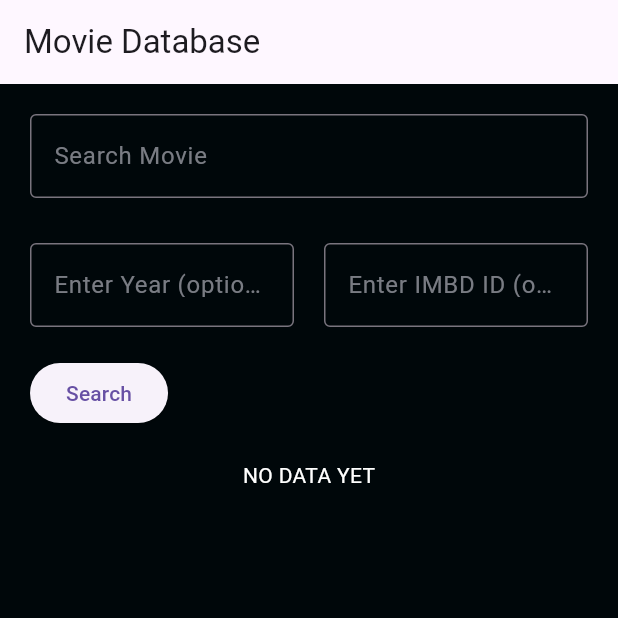
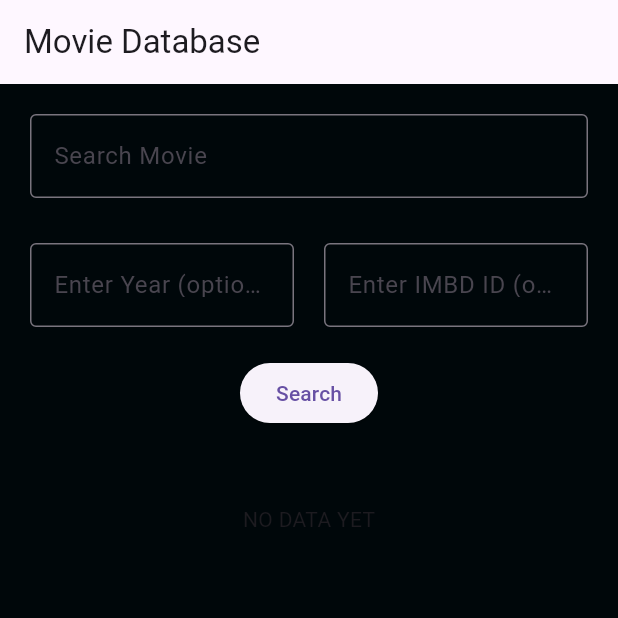
Before and after one commit to raghav1674/flutter-learning-apps, a Flutter app: the screen it shows after launch, on a phone screen of 412 x 824 dp, the top half of it. Run offline on Flutter 3.47's test engine with Material 3 defaults, Android fonts, the phone set to English and light mode, and no system bars.

Commit message:
added new changes

```diff
--- a/sample_app/lib/main.dart
+++ b/sample_app/lib/main.dart
@@ -26,17 +26,17 @@ Future<Movie> fetchMovieDatatest(
     final movieInfo = (jsonDecode(response.body) as Map<String, dynamic>);
 
     return Movie.fromJson(movieInfo);
-  } on Exception catch (e) {
-    print('Exception details:\n $e');
+  } on Exception {
     throw const FormatException('Expected at least 1 section');
   }
 }
 
 // fetch movies
 Future<Movie> fetchMovieData(
-    String movieName, String? year, String? imdbID) async {
-  final queryType = imdbID != null ? '&i=$imdbID' : '&t=$movieName';
-  final yearQuery = year != null ? '&y=$year' : '';
+    String movieName, String year, String imdbID) async {
+  final queryType = imdbID.isNotEmpty ? '&i=$imdbID' : '&t=$movieName';
+  final yearQuery = year.isNotEmpty ? '&y=$year' : '';
+
   try {
     final response = await http.get(
       Uri.parse('https://omdbapi.com/?$queryType$yearQuery&apikey=e56c123e'),
@@ -50,7 +50,6 @@ Future<Movie> fetchMovieData(
 
     return Movie.fromJson(movieInfo);
   } on Exception catch (e) {
-    print('Exception details:\n $e');
     throw FormatException(e.toString());
   }
 }
@@ -62,28 +61,12 @@ class MyApp extends StatelessWidget {
   Widget build(BuildContext context) {
     return MaterialApp(
         title: 'Movie App',
-        theme: ThemeData(
-            inputDecorationTheme: const InputDecorationTheme(
-              border: OutlineInputBorder(
-                borderSide:
-                    BorderSide(color: Color.fromARGB(255, 252, 251, 249)),
-              ),
-              labelStyle:
-                  TextStyle(color: Color.fromRGBO(179, 179, 189, 0.678)),
-              fillColor: Color.fromARGB(0, 152, 92, 111),
-              focusedBorder: OutlineInputBorder(
-                borderSide:
-                    BorderSide(color: Color.fromARGB(255, 236, 226, 213)),
-              ),
-            ),
-            textTheme: ThemeData.light().textTheme.apply(
-                  bodyColor: Colors.white,
-                  displayColor: Colors.white,
-                )),
         home: Scaffold(
             appBar: AppBar(title: const Text('Movie Database')),
             backgroundColor: const Color.fromARGB(255, 0, 7, 10),
-            body: const MovieUI()));
+            body: const SingleChildScrollView(
+              child: MovieUI(),
+            )));
   }
 }
 
@@ -102,9 +85,6 @@ class MovieUIState extends State<MovieUI> {
   final _searchController = TextEditingController();
   final _yearController = TextEditingController();
   final _imdbIDController = TextEditingController();
-  String errorMessage = '';
-
-  String? movieName, imdbID, year;
 
   @override
   void initState() {
@@ -122,18 +102,10 @@ class MovieUIState extends State<MovieUI> {
 
   void _submitForm() {
     if (_formKey.currentState!.validate()) {
-      movieName = _searchController.text;
-
-      if (_yearController.text.trim().isNotEmpty) {
-        year = _yearController.text;
-      }
-      if (_imdbIDController.text.trim().isNotEmpty) {
-        imdbID = _imdbIDController.text;
-      }
-
       setState(() {
-        movieObj = fetchMovieData(movieName!, year, imdbID);
-        print(movieObj);
+        movieObj = null; // Clear previous result
+        movieObj = fetchMovieData(_searchController.text, _yearController.text,
+            _imdbIDController.text);
       });
 
       _formKey.currentState?.reset();
@@ -147,14 +119,15 @@ class MovieUIState extends State<MovieUI> {
     return Container(
         padding: const EdgeInsets.all(20.0),
         child: Column(
-          crossAxisAlignment: CrossAxisAlignment.center,
           children: [
             Form(
               key: _formKey,
               child: Column(
-                crossAxisAlignment: CrossAxisAlignment.start,
+                crossAxisAlignment: CrossAxisAlignment.center,
                 children: [
                   TextFormField(
+                    style: const TextStyle(
+                        color: Color.fromARGB(255, 254, 254, 255)),
                     controller: _searchController,
                     decoration: const InputDecoration(
                       labelText: 'Search Movie ',
@@ -173,6 +146,8 @@ class MovieUIState extends State<MovieUI> {
                       Expanded(
                         child: TextFormField(
                           controller: _yearController,
+                          style: const TextStyle(
+                              color: Color.fromARGB(255, 254, 254, 255)),
                           keyboardType: TextInputType.number,
                           inputFormatters: [
                             FilteringTextInputFormatter.digitsOnly,
@@ -187,6 +162,8 @@ class MovieUIState extends State<MovieUI> {
                       Expanded(
                         child: TextFormField(
                           controller: _imdbIDController,
+                          style: const TextStyle(
+                              color: Color.fromARGB(255, 254, 254, 255)),
                           inputFormatters: [
                             LengthLimitingTextInputFormatter(9)
                           ],
@@ -204,66 +181,159 @@ class MovieUIState extends State<MovieUI> {
                     },
                     child: const Text('Search'),
                   ),
-                  Text(errorMessage)
                 ],
               ),
             ),
+            const SizedBox(height: 50.0),
             FutureBuilder(
                 future: movieObj,
                 builder: (context, snapshot) {
                   switch (snapshot.connectionState) {
                     case ConnectionState.waiting:
-                      return Text("WAITING");
+                      return const CircularProgressIndicator();
                     default:
                       if (snapshot.hasError) {
-                        return Text("ERROR");
+                        return Text(
+                          "ERROR ${snapshot.error}",
+                          style: TextStyle(
+                              color: Color.fromARGB(255, 254, 254, 255)),
+                        );
                       } else if (snapshot.hasData) {
                         final M = snapshot.data! as Movie;
+                        Map<String, dynamic> movieData = M.toJson();
 
-                        return Card(
+                        return Container(
+                          padding: const EdgeInsets.all(19.0),
+                          decoration: BoxDecoration(
+                            borderRadius: BorderRadius.circular(12),
+                            color: const Color.fromARGB(221, 85, 85, 100),
+                          ),
                           child: Column(
+                            crossAxisAlignment: CrossAxisAlignment.end,
                             children: [
-                            ClipRRect(
+                              Center(
+                                  child: ClipRRect(
                                 borderRadius: const BorderRadius.vertical(
                                     top: Radius.circular(13),
                                     bottom: Radius.circular(13)),
                                 child: Image.network(
-                                M.poster,
-                                //fit: BoxFit.cover,
-                                width: 100.0,
+                                  M.poster ?? "",
+                                  errorBuilder: (context, error, StackTrace) {
+                                    return const Icon(
+                                      Icons.broken_image,
+                                      size: 80.0,
+                                    );
+                                  },
+                                  width: 150.0,
+                                ),
+                              )),
+                              const SizedBox(height: 13.0),
+                              Center(
+                                  child: Text(
+                                M.title ?? "N/A",
+                                style: const TextStyle(
+                                    fontWeight: FontWeight.bold,
+                                    color: Color.fromARGB(255, 254, 254, 255),
+                                    fontSize: 20),
+                              )),
+                              const SizedBox(height: 13.0),
+                              Text(
+                                M.plot ?? "N/A",
+                                style: const TextStyle(
+                                    color: Color.fromARGB(255, 254, 254, 255),
+                                    fontSize: 15),
+                              ),
+                              const SizedBox(height: 25.0),
+                              Row(
+                                mainAxisAlignment: MainAxisAlignment.end,
+                                children: [
+                                  InkWell(
+                                    onTap: () {
+                                      Navigator.push(
+                                        context,
+                                        MaterialPageRoute(
+                                            builder: (context) => MovieData(
+                                                  movieInfo: movieData,
+                                                )),
+                                      );
+                                    },
+                                    child: const Text(
+                                      "Click to see more",
+                                      style: TextStyle(
+                                          color: Color.fromARGB(
+                                              219, 253, 254, 255),
+                                          fontWeight: FontWeight.bold),
                                     ),
                                   ),
-                            ListTile(
-                              title: Text("${M.title}"),
-                              subtitle: Text("${M.plot}"),
+                                  const Icon(
+                                    Icons.navigate_next,
+                                    color: Color.fromARGB(255, 254, 254, 255),
+                                  )
+                                ],
+                              )
+                            ],
                           ),
-                          ],
-                        ));
+                        );
                       } else {
-                        return Text("NO DATA YET");
+                        return const Text("NO DATA YET");
                       }
                   }
-                  // if (snapshot.hasError) {
-                  //   return const Text(
-                  //     "SOME ERROR OCCURED",
-                  //     style:
-                  //         TextStyle(color: Color.fromARGB(255, 238, 238, 238)),
-                  //   );
-                  // } else if (snapshot.hasData) {
-                  //   return const Text(
-                  //     "DATA RECEIVED",
-                  //     style:
-                  //         TextStyle(color: Color.fromARGB(255, 238, 238, 238)),
-                  //   );
-                  // } else {
-                  //   return const Text(
-                  //     "WAITING",
-                  //     style:
-                  //         TextStyle(color: Color.fromARGB(255, 246, 246, 250)),
-                  //   );
-                  // }
                 })
           ],
         ));
   }
 }
+
+class MovieData extends StatelessWidget {
+  final Map<String, dynamic> movieInfo;
+  //final List<int> colorCodes = <int>[600, 500, 100];
+
+  MovieData({super.key, required this.movieInfo});
+
+  List<String> keys = [
+    'imdbID',
+    'Title',
+    'Year',
+    'Plot',
+    'Released',
+    'Genre',
+    'Director',
+    'Writer',
+    'Actors',
+    'Awards',
+    'Metascore',
+    'imdbRating',
+    'BoxOffice'
+  ];
+
+  @override
+  Widget build(BuildContext context) {
+    return Scaffold(
+        appBar: AppBar(title: const Text("Movie Database")),
+        body: Container(
+          color: Color.fromARGB(255, 0, 0, 0),
+          padding: EdgeInsets.all(10.0),
+          child: ListView.separated(
+            padding: const EdgeInsets.all(8),
+            itemCount: keys.length,
+            itemBuilder: (BuildContext context, int index) {
+              return Container(
+                color: const Color.fromARGB(221, 85, 85, 100),
+                constraints: const BoxConstraints(minHeight: 50.0),
+                padding: EdgeInsets.all(10.0),
+                child: Center(
+                  child: Text(
+                    '${keys[index]} : ${movieInfo[keys[index]] ?? "N/A"}',
+                    style: const TextStyle(
+                        fontWeight: FontWeight.bold,
+                        color: Color.fromARGB(255, 236, 236, 240)),
+                  ),
+                ),
+              );
+            },
+            separatorBuilder: (BuildContext context, int index) =>
+                const Divider(),
+          ),
+        ));
+  }
+}
--- a/sample_app/lib/models/todo.dart
+++ b/sample_app/lib/models/todo.dart
@@ -1,70 +1,70 @@
-/*class Todo {
-  final int? userId;
-  final int? id;
+class Movie {
+  final String? imdbID;
   final String? title;
-  final bool? completed;
+  final String? year;
+  final String? poster;
+  final String? plot;
+  final String? releaseDate;
+  final String? genre;
+  final String? director;
+  final String? writer;
+  final String? actors;
+  final String? awards;
+  final String? metaScore;
+  final String? imdbRating;
+  final String? boxOffice;
 
-  const Todo({this.id, this.userId, this.title, this.completed});
+  const Movie(
+      {this.imdbID,
+      this.title,
+      this.year,
+      this.poster,
+      this.plot,
+      this.releaseDate,
+      this.genre,
+      this.director,
+      this.writer,
+      this.actors,
+      this.awards,
+      this.metaScore,
+      this.imdbRating,
+      this.boxOffice});
 
-  static Todo fromJson(Map<String, dynamic> jsonMap) {
-    // parse
-    int? userId;
-    int? id;
-    String? title;
-    bool? completed;
+  Map<String, dynamic> toJson() {
+    return {
+      'imdbID': imdbID,
+      'Title': title,
+      'Year': year,
+      'Poster': poster,
+      'Plot': plot,
+      'Released': releaseDate,
+      'Genre': genre,
+      'Director': director,
+      'Writer': writer,
+      'Actors': actors,
+      'Awards': awards,
+      'Metascore': metaScore,
+      'imdbRating': imdbRating,
+      'BoxOffice': boxOffice,
+    };
+  }
 
-    jsonMap.forEach((key, value) {
-      if (key == "name") {
-        userId = value;
-      }
-      if (key == "id") {
-        id = value;
-      }
-      if (key == "rating") {
-        title = value;
-      }
-      if (key == "imageUrl") {
-        completed = value;
-      }
-    });
-
-    return Todo(userId: userId, id: id, title: title, completed: completed);
+  factory Movie.fromJson(Map<String, dynamic> json) {
+    return Movie(
+      imdbID: json["imdbID"],
+      title: json["Title"],
+      year: json["Year"],
+      poster: json["Poster"],
+      plot: json["Plot"],
+      releaseDate: json["Released"],
+      genre: json["Genre"],
+      director: json["Director"],
+      writer: json["Writer"],
+      actors: json["Actors"],
+      awards: json["Awards"],
+      metaScore: json["Metascore"],
+      imdbRating: json["imdbRating"],
+      boxOffice: json["BoxOffice"],
+    );
   }
 }
-
-
---- Pratiks version ---
-*/
-
-class Movie {
-  final String imdbID;
-  final String title;
-  final int year;
-  final String poster;
-  final String plot;
-
-  const Movie({
-    required this.imdbID,
-    required this.title,
-    required this.year,
-    required this.poster,
-    required this.plot,
-  });
-
-  factory Movie.fromJson(Map<String, dynamic> json) {
-    if (json.containsKey("imdbID") &&
-        json.containsKey("Title") &&
-        json.containsKey("Year") &&
-        json.containsKey("Poster") &&
-        json.containsKey("Plot")) {
-      return Movie(
-          imdbID: json["imdbID"] as String,
-          title: json["Title"] as String,
-          year: int.parse(json["Year"]),
-          poster: json["Poster"],
-          plot: json["Plot"]);
-    } else {
-      throw const FormatException("Failed to load Movie");
-    }
-  }
-}
```
Lines whose indentation alone changed are shown as unchanged.
